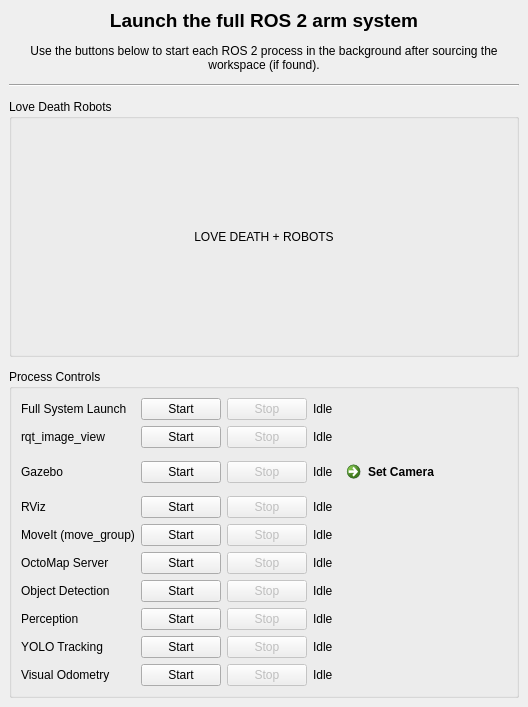
First picture: the form in src/tools/arm_gui_tools/ui/full_system_launcher.ui, repository widemic/ldr-humanoid-arm-system, before the edit.
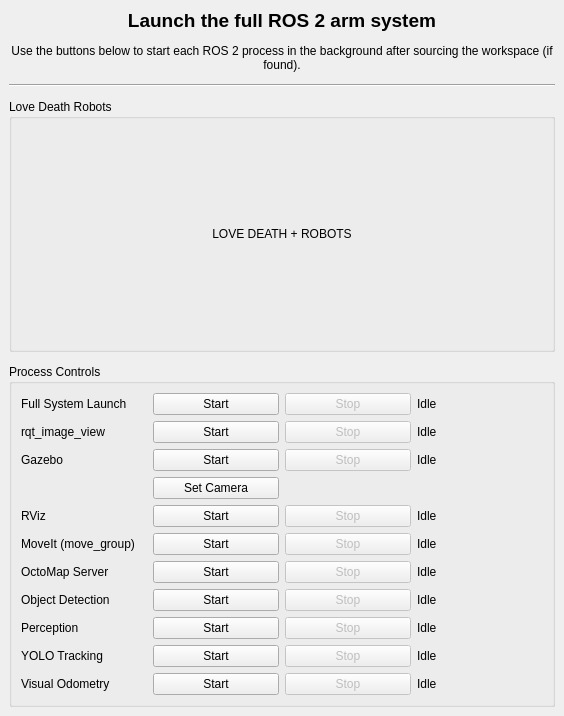
Second picture: the form after the edit.

Patch:
```diff
--- a/src/tools/arm_gui_tools/ui/full_system_launcher.ui
+++ b/src/tools/arm_gui_tools/ui/full_system_launcher.ui
@@ -6,8 +6,8 @@
    <rect>
     <x>0</x>
     <y>0</y>
-    <width>520</width>
-    <height>707</height>
+    <width>564</width>
+    <height>716</height>
    </rect>
   </property>
   <property name="windowTitle">
@@ -98,22 +98,43 @@
        <string>Process Controls</string>
       </property>
       <layout class="QGridLayout" name="gridLayout">
-       <item row="7" column="1">
-        <widget class="QPushButton" name="button_moveit_start">
-         <property name="text">
-          <string>Start</string>
-         </property>
-        </widget>
-       </item>
-       <item row="12" column="3">
-        <widget class="QLabel" name="label_vo_status">
-         <property name="text">
-          <string>Idle</string>
-         </property>
-        </widget>
-       </item>
        <item row="9" column="3">
-        <widget class="QLabel" name="label_object_detection_status">
+        <widget class="QLabel" name="label_octomap_status">
+         <property name="text">
+          <string>Idle</string>
+         </property>
+        </widget>
+       </item>
+       <item row="13" column="0">
+        <widget class="QLabel" name="label_vo_name">
+         <property name="text">
+          <string>Visual Odometry</string>
+         </property>
+        </widget>
+       </item>
+       <item row="12" column="0">
+        <widget class="QLabel" name="label_yolo_name">
+         <property name="text">
+          <string>YOLO Tracking</string>
+         </property>
+        </widget>
+       </item>
+       <item row="5" column="3">
+        <widget class="QLabel" name="label_rviz_status">
+         <property name="text">
+          <string>Idle</string>
+         </property>
+        </widget>
+       </item>
+       <item row="13" column="1">
+        <widget class="QPushButton" name="button_vo_start">
+         <property name="text">
+          <string>Start</string>
+         </property>
+        </widget>
+       </item>
+       <item row="0" column="3">
+        <widget class="QLabel" name="label_system_status">
          <property name="text">
           <string>Idle</string>
          </property>
@@ -126,48 +147,7 @@
          </property>
         </widget>
        </item>
-       <item row="4" column="3">
-        <widget class="QLabel" name="label_rviz_status">
-         <property name="text">
-          <string>Idle</string>
-         </property>
-        </widget>
-       </item>
        <item row="8" column="2">
-        <widget class="QPushButton" name="button_octomap_stop">
-         <property name="enabled">
-          <bool>false</bool>
-         </property>
-         <property name="text">
-          <string>Stop</string>
-         </property>
-        </widget>
-       </item>
-       <item row="8" column="0">
-        <widget class="QLabel" name="label_octomap_name">
-         <property name="text">
-          <string>OctoMap Server</string>
-         </property>
-        </widget>
-       </item>
-       <item row="2" column="1">
-        <widget class="QPushButton" name="button_gazebo_start">
-         <property name="text">
-          <string>Start</string>
-         </property>
-        </widget>
-       </item>
-       <item row="0" column="2">
-        <widget class="QPushButton" name="button_system_stop">
-         <property name="enabled">
-          <bool>false</bool>
-         </property>
-         <property name="text">
-          <string>Stop</string>
-         </property>
-        </widget>
-       </item>
-       <item row="7" column="2">
         <widget class="QPushButton" name="button_moveit_stop">
          <property name="enabled">
           <bool>false</bool>
@@ -177,13 +157,6 @@
          </property>
         </widget>
        </item>
-       <item row="0" column="1">
-        <widget class="QPushButton" name="button_system_start">
-         <property name="text">
-          <string>Start</string>
-         </property>
-        </widget>
-       </item>
        <item row="1" column="0">
         <widget class="QLabel" name="label_rqt_name">
          <property name="text">
@@ -191,37 +164,10 @@
          </property>
         </widget>
        </item>
-       <item row="1" column="2">
-        <widget class="QPushButton" name="button_rqt_stop">
-         <property name="enabled">
-          <bool>false</bool>
-         </property>
-         <property name="text">
-          <string>Stop</string>
-         </property>
-        </widget>
-       </item>
-       <item row="9" column="1">
-        <widget class="QPushButton" name="button_object_detection_start">
-         <property name="text">
-          <string>Start</string>
-         </property>
-        </widget>
-       </item>
        <item row="11" column="0">
-        <widget class="QLabel" name="label_yolo_name">
+        <widget class="QLabel" name="label_perception_name">
          <property name="text">
-          <string>YOLO Tracking</string>
-         </property>
-        </widget>
-       </item>
-       <item row="10" column="2">
-        <widget class="QPushButton" name="button_perception_stop">
-         <property name="enabled">
-          <bool>false</bool>
-         </property>
-         <property name="text">
-          <string>Stop</string>
+          <string>Perception</string>
          </property>
         </widget>
        </item>
@@ -232,50 +178,15 @@
          </property>
         </widget>
        </item>
-       <item row="11" column="3">
-        <widget class="QLabel" name="label_yolo_status">
+       <item row="2" column="0">
+        <widget class="QLabel" name="label_gazebo_name">
          <property name="text">
-          <string>Idle</string>
+          <string>Gazebo</string>
          </property>
         </widget>
        </item>
-       <item row="8" column="3">
-        <widget class="QLabel" name="label_octomap_status">
-         <property name="text">
-          <string>Idle</string>
-         </property>
-        </widget>
-       </item>
-       <item row="4" column="1">
-        <widget class="QPushButton" name="button_rviz_start">
-         <property name="text">
-          <string>Start</string>
-         </property>
-        </widget>
-       </item>
-       <item row="4" column="0">
-        <widget class="QLabel" name="label_rviz_name">
-         <property name="text">
-          <string>RViz</string>
-         </property>
-        </widget>
-       </item>
-       <item row="1" column="3">
-        <widget class="QLabel" name="label_rqt_status">
-         <property name="text">
-          <string>Idle</string>
-         </property>
-        </widget>
-       </item>
-       <item row="10" column="0">
-        <widget class="QLabel" name="label_perception_name">
-         <property name="text">
-          <string>Perception</string>
-         </property>
-        </widget>
-       </item>
-       <item row="4" column="2">
-        <widget class="QPushButton" name="button_rviz_stop">
+       <item row="0" column="2">
+        <widget class="QPushButton" name="button_system_stop">
          <property name="enabled">
           <bool>false</bool>
          </property>
@@ -284,33 +195,47 @@
          </property>
         </widget>
        </item>
-       <item row="12" column="2">
-        <widget class="QPushButton" name="button_vo_stop">
-         <property name="enabled">
-          <bool>false</bool>
-         </property>
-         <property name="text">
-          <string>Stop</string>
-         </property>
-        </widget>
-       </item>
-       <item row="9" column="2">
-        <widget class="QPushButton" name="button_object_detection_stop">
-         <property name="enabled">
-          <bool>false</bool>
-         </property>
-         <property name="text">
-          <string>Stop</string>
-         </property>
-        </widget>
-       </item>
-       <item row="7" column="0">
+       <item row="8" column="0">
         <widget class="QLabel" name="label_moveit_name">
          <property name="text">
           <string>MoveIt (move_group)</string>
          </property>
         </widget>
        </item>
+       <item row="2" column="1">
+        <widget class="QPushButton" name="button_gazebo_start">
+         <property name="text">
+          <string>Start</string>
+         </property>
+        </widget>
+       </item>
+       <item row="2" column="2">
+        <widget class="QPushButton" name="button_gazebo_stop">
+         <property name="enabled">
+          <bool>false</bool>
+         </property>
+         <property name="text">
+          <string>Stop</string>
+         </property>
+        </widget>
+       </item>
+       <item row="8" column="1">
+        <widget class="QPushButton" name="button_moveit_start">
+         <property name="text">
+          <string>Start</string>
+         </property>
+        </widget>
+       </item>
+       <item row="12" column="2">
+        <widget class="QPushButton" name="button_yolo_stop">
+         <property name="enabled">
+          <bool>false</bool>
+         </property>
+         <property name="text">
+          <string>Stop</string>
+         </property>
+        </widget>
+       </item>
        <item row="2" column="3">
         <widget class="QLabel" name="label_gazebo_status">
          <property name="text">
@@ -318,36 +243,70 @@
          </property>
         </widget>
        </item>
-       <item row="12" column="0">
-        <widget class="QLabel" name="label_vo_name">
-         <property name="text">
-          <string>Visual Odometry</string>
-         </property>
-        </widget>
-       </item>
-       <item row="9" column="0">
+       <item row="10" column="0">
         <widget class="QLabel" name="label_object_detection_name">
          <property name="text">
           <string>Object Detection</string>
          </property>
         </widget>
        </item>
-       <item row="0" column="3">
-        <widget class="QLabel" name="label_system_status">
-         <property name="text">
-          <string>Idle</string>
-         </property>
-        </widget>
-       </item>
-       <item row="12" column="1">
-        <widget class="QPushButton" name="button_vo_start">
+       <item row="0" column="1">
+        <widget class="QPushButton" name="button_system_start">
          <property name="text">
           <string>Start</string>
          </property>
         </widget>
        </item>
+       <item row="5" column="2">
+        <widget class="QPushButton" name="button_rviz_stop">
+         <property name="enabled">
+          <bool>false</bool>
+         </property>
+         <property name="text">
+          <string>Stop</string>
+         </property>
+        </widget>
+       </item>
+       <item row="1" column="3">
+        <widget class="QLabel" name="label_rqt_status">
+         <property name="text">
+          <string>Idle</string>
+         </property>
+        </widget>
+       </item>
+       <item row="10" column="2">
+        <widget class="QPushButton" name="button_object_detection_stop">
+         <property name="enabled">
+          <bool>false</bool>
+         </property>
+         <property name="text">
+          <string>Stop</string>
+         </property>
+        </widget>
+       </item>
+       <item row="9" column="0">
+        <widget class="QLabel" name="label_octomap_name">
+         <property name="text">
+          <string>OctoMap Server</string>
+         </property>
+        </widget>
+       </item>
+       <item row="5" column="0">
+        <widget class="QLabel" name="label_rviz_name">
+         <property name="text">
+          <string>RViz</string>
+         </property>
+        </widget>
+       </item>
+       <item row="11" column="3">
+        <widget class="QLabel" name="label_perception_status">
+         <property name="text">
+          <string>Idle</string>
+         </property>
+        </widget>
+       </item>
        <item row="11" column="2">
-        <widget class="QPushButton" name="button_yolo_stop">
+        <widget class="QPushButton" name="button_perception_stop">
          <property name="enabled">
           <bool>false</bool>
          </property>
@@ -356,8 +315,15 @@
          </property>
         </widget>
        </item>
-       <item row="2" column="2">
-        <widget class="QPushButton" name="button_gazebo_stop">
+       <item row="13" column="3">
+        <widget class="QLabel" name="label_vo_status">
+         <property name="text">
+          <string>Idle</string>
+         </property>
+        </widget>
+       </item>
+       <item row="13" column="2">
+        <widget class="QPushButton" name="button_vo_stop">
          <property name="enabled">
           <bool>false</bool>
          </property>
@@ -366,50 +332,84 @@
          </property>
         </widget>
        </item>
-       <item row="8" column="1">
+       <item row="10" column="3">
+        <widget class="QLabel" name="label_object_detection_status">
+         <property name="text">
+          <string>Idle</string>
+         </property>
+        </widget>
+       </item>
+       <item row="10" column="1">
+        <widget class="QPushButton" name="button_object_detection_start">
+         <property name="text">
+          <string>Start</string>
+         </property>
+        </widget>
+       </item>
+       <item row="9" column="1">
         <widget class="QPushButton" name="button_octomap_start">
          <property name="text">
           <string>Start</string>
          </property>
         </widget>
        </item>
-       <item row="2" column="0">
-        <widget class="QLabel" name="label_gazebo_name">
+       <item row="12" column="3">
+        <widget class="QLabel" name="label_yolo_status">
          <property name="text">
-          <string>Gazebo</string>
+          <string>Idle</string>
          </property>
         </widget>
        </item>
-       <item row="7" column="3">
+       <item row="8" column="3">
         <widget class="QLabel" name="label_moveit_status">
          <property name="text">
           <string>Idle</string>
          </property>
         </widget>
        </item>
-       <item row="10" column="3">
-        <widget class="QLabel" name="label_perception_status">
+       <item row="5" column="1">
+        <widget class="QPushButton" name="button_rviz_start">
          <property name="text">
-          <string>Idle</string>
+          <string>Start</string>
          </property>
         </widget>
        </item>
        <item row="11" column="1">
-        <widget class="QPushButton" name="button_yolo_start">
-         <property name="text">
-          <string>Start</string>
-         </property>
-        </widget>
-       </item>
-       <item row="10" column="1">
         <widget class="QPushButton" name="button_perception_start">
          <property name="text">
           <string>Start</string>
          </property>
         </widget>
        </item>
-       <item row="2" column="4">
-        <widget class="QCommandLinkButton" name="rviz_camera_button">
+       <item row="9" column="2">
+        <widget class="QPushButton" name="button_octomap_stop">
+         <property name="enabled">
+          <bool>false</bool>
+         </property>
+         <property name="text">
+          <string>Stop</string>
+         </property>
+        </widget>
+       </item>
+       <item row="12" column="1">
+        <widget class="QPushButton" name="button_yolo_start">
+         <property name="text">
+          <string>Start</string>
+         </property>
+        </widget>
+       </item>
+       <item row="1" column="2">
+        <widget class="QPushButton" name="button_rqt_stop">
+         <property name="enabled">
+          <bool>false</bool>
+         </property>
+         <property name="text">
+          <string>Stop</string>
+         </property>
+        </widget>
+       </item>
+       <item row="3" column="1">
+        <widget class="QPushButton" name="button_rviz_camera">
          <property name="text">
           <string>Set Camera</string>
          </property>
```
